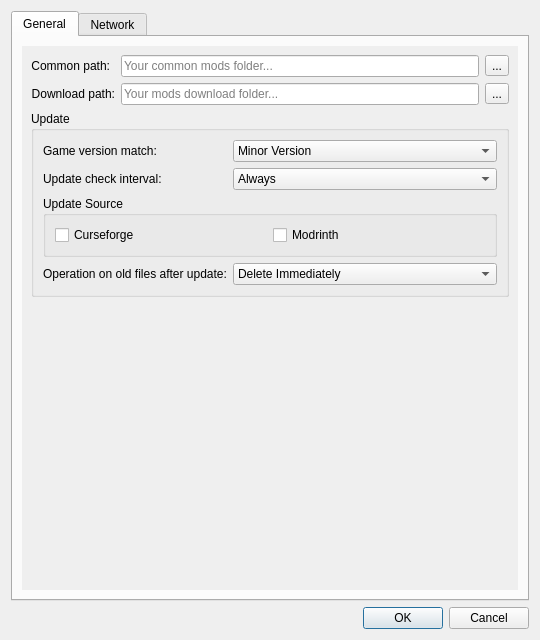
The window that src/ui/preferences.ui (kaniol-lck/modmanager) describes before a commit, drawn with Qt 5.
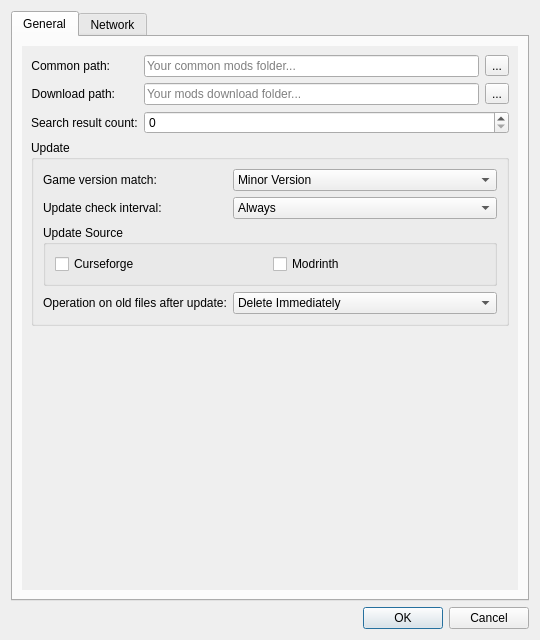
The same window after the commit.

Commit message: search result count and no more mod tips

Diff of the .ui file:
```diff
--- a/src/ui/preferences.ui
+++ b/src/ui/preferences.ui
@@ -140,6 +140,16 @@
                </item>
               </layout>
              </item>
+             <item row="2" column="0">
+              <widget class="QLabel" name="label_10">
+               <property name="text">
+                <string>Search result count:</string>
+               </property>
+              </widget>
+             </item>
+             <item row="2" column="1">
+              <widget class="QSpinBox" name="searchResultCount"/>
+             </item>
             </layout>
            </item>
            <item>
```
Left out of the diff: 12 changed lines with no effect on the pictures. The commit also changes 7 other files.
